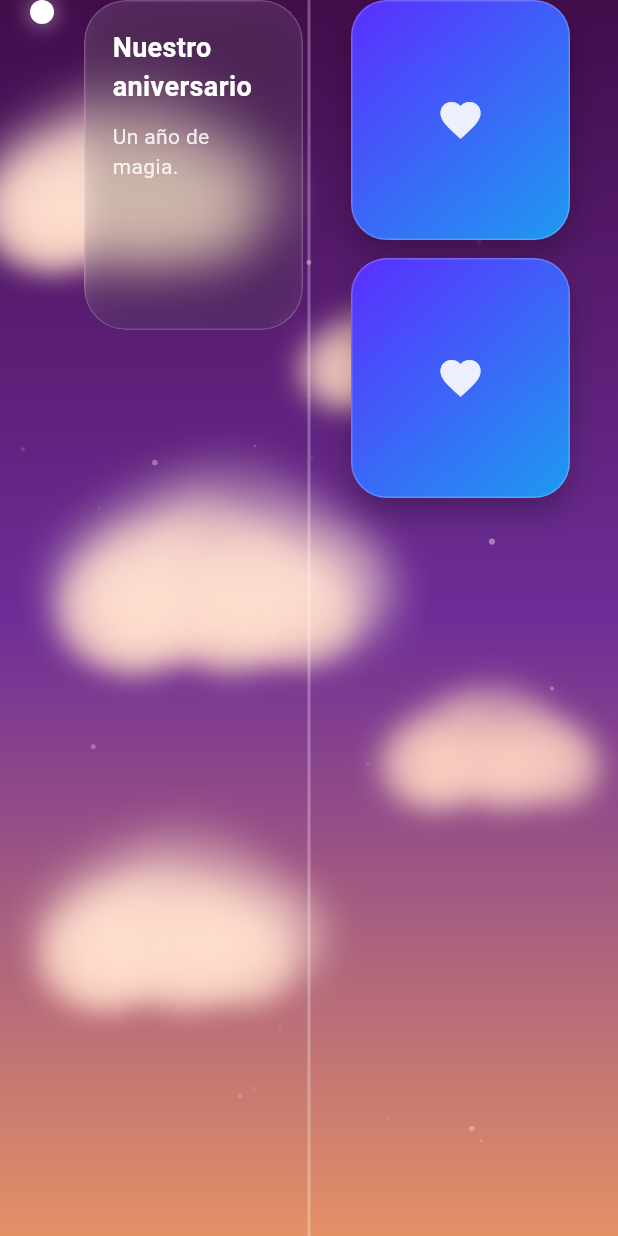
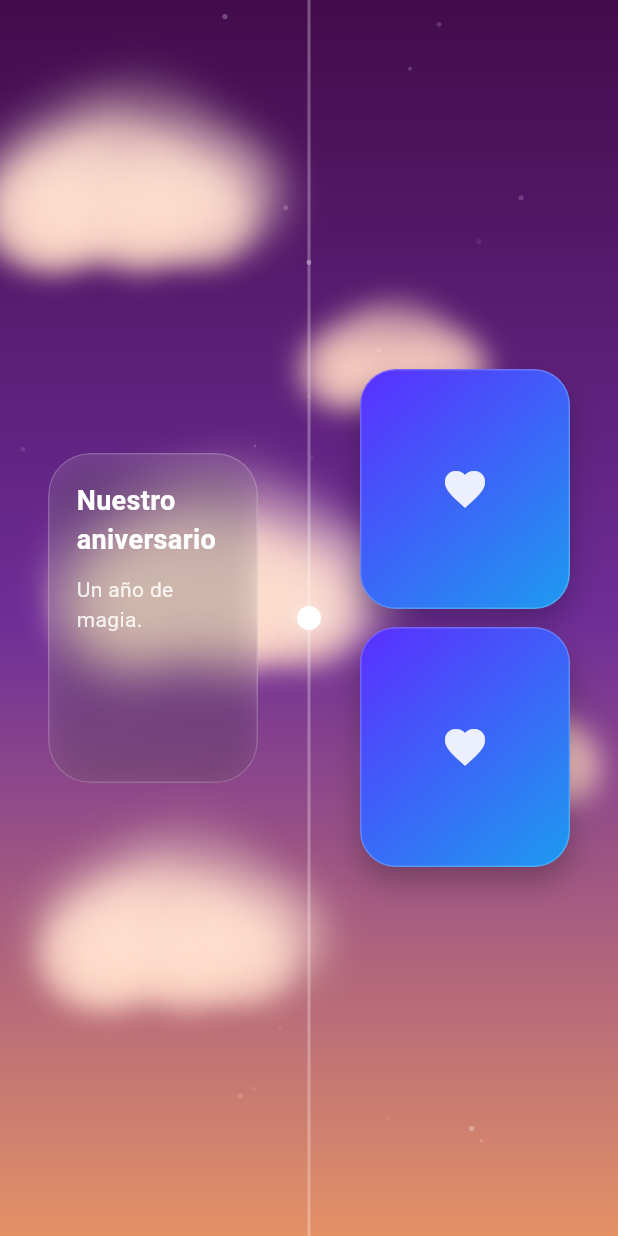
Before and after one commit to josesolMo/timeline-app, a Flutter app: the screen it shows after launch, swiped to page 2, on a phone screen of 412 x 824 dp. Run offline on Flutter 3.47's test engine with Material 3 defaults, Android fonts, the phone set to English and light mode, and no system bars.

Commit message:
Distribucion
- Reacomodo de la distribucion de los elementos en la linea de tiempo.

```diff
--- a/nuestra_historia/lib/features/timeline/presentation/timeline_page.dart
+++ b/nuestra_historia/lib/features/timeline/presentation/timeline_page.dart
@@ -57,13 +57,17 @@ class _TimelinePageState extends State<TimelinePage> {
                       itemBuilder: (context, index) {
                         final eventIndex = timelineEvents.length - 1 - index;
                         final event = timelineEvents[eventIndex];
-                        return Padding(
+                        return SizedBox.expand(
+                          child: Center(
+                            child: Padding(
                               padding: const EdgeInsets.symmetric(horizontal: 20),
                               child: TimelineItem(
                                 index: eventIndex,
                                 title: event.title,
                                 description: event.description,
                                 imagesOnRight: eventIndex.isEven,
+                              ),
+                            ),
                           ),
                         );
                       },
--- a/nuestra_historia/lib/features/timeline/presentation/widgets/timeline_item.dart
+++ b/nuestra_historia/lib/features/timeline/presentation/widgets/timeline_item.dart
@@ -97,18 +97,22 @@ class TimelineItem extends StatelessWidget {
           ),
         );
 
+        final left = imagesOnRight ? message : images;
+        final right = imagesOnRight ? images : message;
+
         return Center(
           child: ConstrainedBox(
             constraints: const BoxConstraints(maxWidth: 980),
             child: Row(
               mainAxisAlignment: MainAxisAlignment.center,
-              crossAxisAlignment: CrossAxisAlignment.start,
+              crossAxisAlignment: CrossAxisAlignment.center,
               children: [
-                if (!imagesOnRight) images,
-                if (!imagesOnRight) const SizedBox(width: 8),
-                Column(
-                  children: [
-                    Container(
+                Expanded(child: Align(alignment: Alignment.center, child: left)),
+                const SizedBox(width: 8),
+                SizedBox(
+                  width: 28,
+                  child: Center(
+                    child: Container(
                       width: 16,
                       height: 16,
                       decoration: BoxDecoration(
@@ -122,14 +126,10 @@ class TimelineItem extends StatelessWidget {
                         ],
                       ),
                     ),
-                    SizedBox(height: imageHeight * 1.1),
-                  ],
+                  ),
                 ),
-                if (imagesOnRight) const SizedBox(width: 8),
-                if (!imagesOnRight) message,
-                if (imagesOnRight) message,
-                if (imagesOnRight) const SizedBox(width: 8),
-                if (imagesOnRight) images,
+                const SizedBox(width: 8),
+                Expanded(child: Align(alignment: Alignment.center, child: right)),
               ],
             ),
           ),
```
Lines whose indentation alone changed are shown as unchanged.
